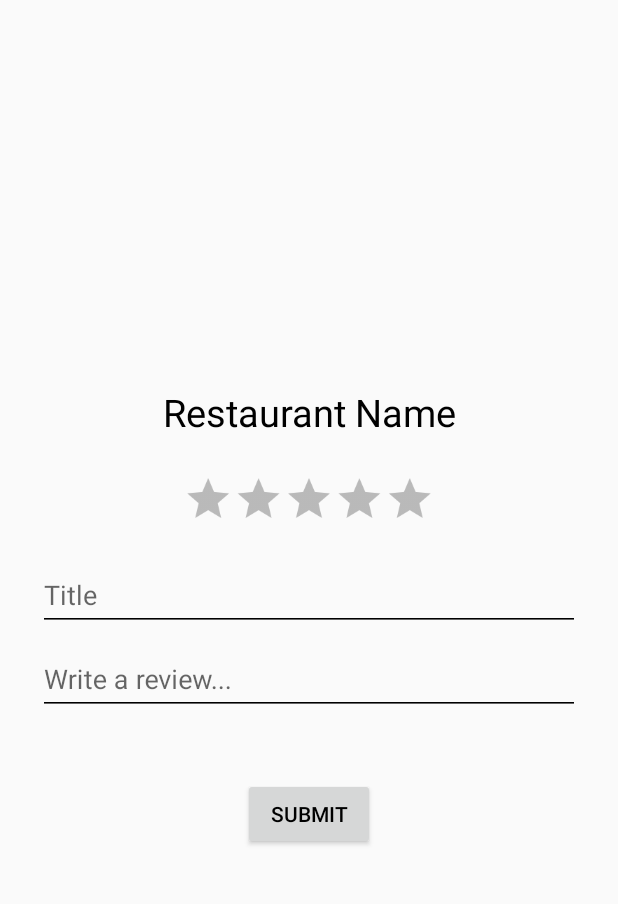
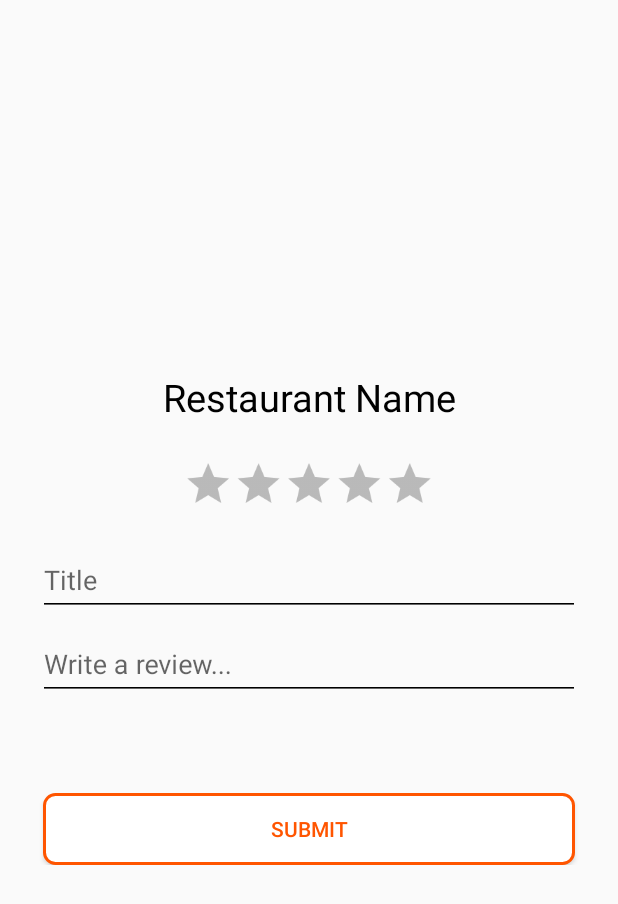
Before and after one commit to prekshasingla/Binge, an Android app: the layout fragment_write_review.xml on its own in the app's theme, with its tools: preview values and no code run, on a phone screen of 412 x 824 dp. Shown: the top 904 px of the screen. Run offline under Robolectric (Android 15) with nearby library versions, the phone set to English and light mode, and no system bars.

Commit message:
release modifications

```diff
--- a/app/src/main/java/com/example/prakharagarwal/binge/MainScreen/MainActivity.java
+++ b/app/src/main/java/com/example/prakharagarwal/binge/MainScreen/MainActivity.java
@@ -70,6 +70,7 @@ public class MainActivity extends AppCompatActivity {
         else {
             menuItemUser.setTitle("");
             menuItemLogin.setTitle("Login");
+            //Intent intent = new Intent(MainActivity.this,LoginActivity.class);
         }
 
         this.menu=menu;
@@ -90,7 +91,8 @@ public class MainActivity extends AppCompatActivity {
                     editor.remove("username").commit();
                     updateMenuTitles();
                 }
-            }else{
+            }
+            else{
                 Intent intent=new Intent(MainActivity.this, LoginActivity.class);
                 startActivity(intent);
             }
--- a/app/src/main/res/layout/activity_stories.xml
+++ b/app/src/main/res/layout/activity_stories.xml
@@ -203,7 +203,7 @@
             android:background="@color/black85"
             android:textColor="@color/white_opaque"
             android:gravity="center"
-            android:text="No Videos Yet"
+            android:text="Videos "
             />
 
     </FrameLayout>
--- a/app/src/main/res/layout/feeds_adapter_card_item.xml
+++ b/app/src/main/res/layout/feeds_adapter_card_item.xml
@@ -109,7 +109,7 @@
                 android:layout_weight="1"
                 android:textSize="14sp"
                 android:gravity="right"
-                android:text="Open 12pm-10pm"
+                android:text="12pm-10pm"
                 android:textColor="@color/colorPrimaryDark" />
         </LinearLayout>
 
--- a/app/src/main/res/layout/fragment_signup.xml
+++ b/app/src/main/res/layout/fragment_signup.xml
@@ -112,6 +112,7 @@
         android:layout_marginTop="20dp"
         android:layout_marginLeft="3dp"
         android:elevation="5dp"
+        android:textColor="#ff5500"
         android:layout_marginRight="3dp"
         android:background="@drawable/primary_btn"
         android:text="Create Account"/>
--- a/app/src/main/res/layout/fragment_write_review.xml
+++ b/app/src/main/res/layout/fragment_write_review.xml
@@ -90,13 +90,17 @@
         android:text=""
         android:textColor="#F44336"
         android:textSize="16sp"/>
-
     <Button
         android:id="@+id/button_submit_review"
-        android:layout_width="wrap_content"
+        android:layout_width="match_parent"
         android:layout_height="wrap_content"
-       android:layout_centerHorizontal="true"
-        android:gravity="center"
         android:layout_below="@+id/write_review_error"
-        android:text="Submit" />
+        android:layout_marginTop="20dp"
+        android:layout_marginLeft="3dp"
+        android:layout_marginRight="3dp"
+        android:elevation="5dp"
+        android:background="@drawable/primary_btn"
+        android:text="Submit"
+        android:textColor="#ff5500"/>
+
 </RelativeLayout>
```
Also changed, not shown: app/src/main/java/com/example/prakharagarwal/binge/MainScreen/VideoAdapter.java (+26 -17 lines). Lines whose indentation alone changed are shown as unchanged.
